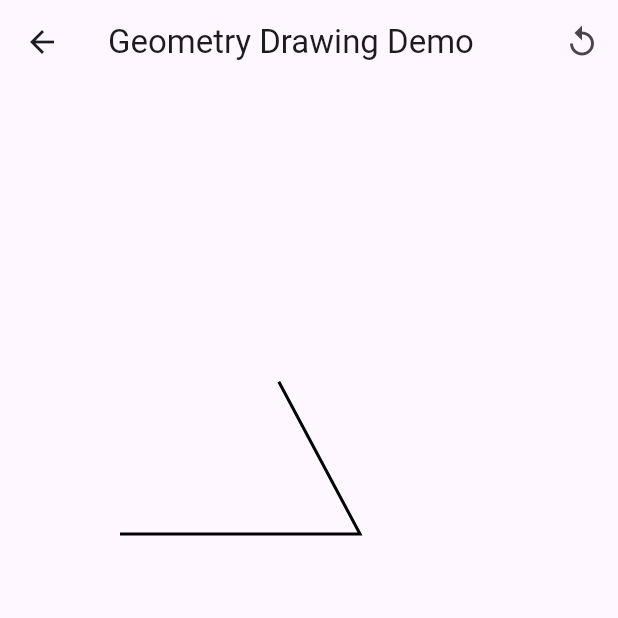
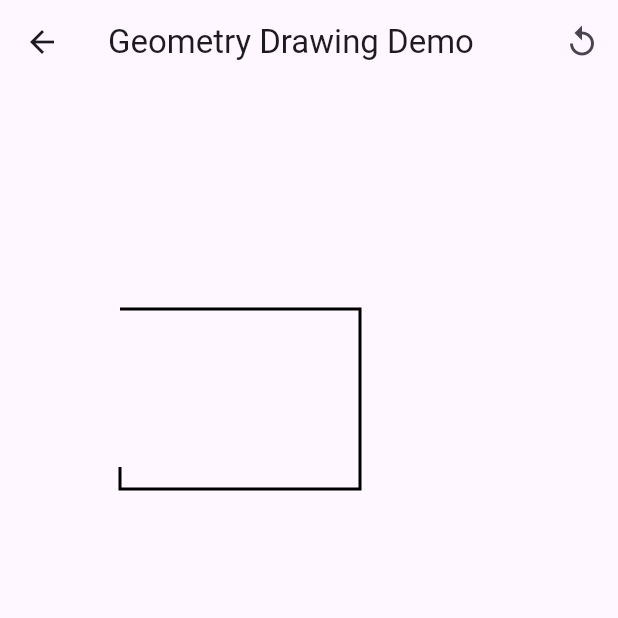
Before and after one commit to mediumPuppy/test, a Flutter app: the screen it shows once a user with an empty profile is signed in, in the side drawer, after a tap on "Geometry Drawing Demo", on a phone screen of 412 x 824 dp, the top half of it. Run offline on Flutter 3.47's test engine with Material 3 defaults, Android fonts, the light colour scheme and no system bars; our stand-ins replace cloud_firestore, firebase_auth, firebase_core, firebase_storage, flutter_dotenv, flutter_widget_from_html and 5 more; missing offline and left inert: flutter_math_fork, langchain, langchain_openai; accounts and stored records are empty.

Commit message:
almost complete writing

```diff
--- a/lib/data/geometry_drawing_spec.dart
+++ b/lib/data/geometry_drawing_spec.dart
@@ -3,93 +3,79 @@ const String geometryDrawingSpec = '''
   "instructions": {
     "timing": [
       {
-        "stage": "draw_triangle",
+        "stage": "draw_grid",
         "startTime": 0,
-        "endTime": 2,
-        "description": "Drawing the basic triangle."
+        "endTime": 3,
+        "description": "Draw the multiplication grid",
+        "easing": "linear"
       },
       {
-        "stage": "draw_angle_arc",
-        "startTime": 2,
-        "endTime": 3,
-        "description": "Drawing the angle arc at vertex A."
+        "stage": "draw_labels",
+        "startTime": 3,
+        "endTime": 6,
+        "description": "Label rows and columns",
+        "easing": "easeIn"
       },
       {
-        "stage": "label_vertices",
-        "startTime": 3,
-        "endTime": 4,
-        "description": "Labeling the vertices A, B, and C."
-      },
-      {
-        "stage": "label_angle",
-        "startTime": 4,
-        "endTime": 5,
-        "description": "Labeling the angle measure at vertex A."
+        "stage": "draw_result",
+        "startTime": 6,
+        "endTime": 9,
+        "description": "Show multiplication result",
+        "easing": "easeOut"
       }
     ],
     "drawing": {
       "shapes": [
         {
-          "id": "draw_triangle",
-          "path": "moveTo(80,300) lineTo(240,300) lineTo(160,150) close()",
+          "id": "draw_grid",
+          "vertices": [
+            { "x": 80, "y": 150 },
+            { "x": 240, "y": 150 },
+            { "x": 240, "y": 270 },
+            { "x": 80, "y": 270 }
+          ],
+          "path": "moveTo(80,150) lineTo(240,150) lineTo(240,270) lineTo(80,270) close() moveTo(120,150) lineTo(120,270) moveTo(160,150) lineTo(160,270) moveTo(200,150) lineTo(200,270) moveTo(80,190) lineTo(240,190) moveTo(80,230) lineTo(240,230)",
           "style": "stroke",
+          "strokeWidth": 2,
           "color": "#000000",
-          "strokeWidth": 2.0,
-          "fadeInRange": [0, 2]
-        },
-        {
-          "id": "draw_angle_arc",
-          "path": "moveTo(80,300) arcTo(50,270,60,60,0,1.0,false)",
-          "style": "stroke",
-          "color": "#FF0000",
-          "strokeWidth": 2.0,
-          "fadeInRange": [2, 3]
+          "fadeInRange": [0, 3]
         }
       ],
       "labels": [
         {
-          "id": "label_A",
-          "text": "a",
-          "position": {"x": 60, "y": 280},
-          "color": "#0000FF",
-          "fadeInRange": [3, 4],
+          "id": "draw_labels_rows",
+          "text": "3 rows",
+          "position": { "x": 50, "y": 210 },
+          "color": "#ff0000",
+          "fadeInRange": [3, 6],
           "handwritten": true
         },
         {
-          "id": "label_B",
-          "text": "b",
-          "position": {"x": 250, "y": 310},
-          "color": "#0000FF",
-          "fadeInRange": [3, 4],
+          "id": "draw_labels_cols",
+          "text": "4 columns",
+          "position": { "x": 160, "y": 130 },
+          "color": "#ff0000",
+          "fadeInRange": [3, 6],
           "handwritten": true
         },
         {
-          "id": "label_C",
-          "text": "c",
-          "position": {"x": 150, "y": 140},
-          "color": "#0000FF",
-          "fadeInRange": [3, 4],
-          "handwritten": true
-        },
-        {
-          "id": "label_angle",
-          "text": "here is a short",
-          "position": {"x": 45, "y": 350},
-          "color": "#008000",
-          "fadeInRange": [4, 5],
+          "id": "draw_result",
+          "text": "3 x 4 = 1 2",
+          "position": { "x": 160, "y": 300 },
+          "color": "#0000ff",
+          "fadeInRange": [6, 9],
           "handwritten": true
         }
       ]
     },
     "speech": {
-      "script": "We are examining a basic triangle with vertices A, B, and C. The red arc illustrates the angle at vertex A, which measures approximately 60 degrees.",
+      "script": "Multiplication is repeated addition. Here, 3 rows of 4 make 12. See how grouping helps simplify math.",
       "pacing": {
-        "initialDelay": 1.0,
-        "betweenStages": 1.0,
-        "finalDelay": 1.0
+        "initialDelay": 0.5,
+        "betweenStages": 0.5,
+        "finalDelay": 1
       }
     }
   }
 }
-
 ''';
--- a/lib/utils/handwriting_util.dart
+++ b/lib/utils/handwriting_util.dart
@@ -44,7 +44,7 @@ List<DrawingCommand> generateHandwrittenCommands(
           x = startOffset.dx;
           break;
         default:
-          x += 18;
+          x += 20;
       }
     }
   }
@@ -410,33 +410,36 @@ List<DrawingCommand> _generateDigitCommands(String char, double x, double y,
     case 'e':
       // Start at the right side of the top curve
       commands.add(DrawingCommand(
-          type: 'moveTo', params: {'x': x + 18.0, 'y': y + 10.0}));
+          type: 'moveTo',
+          params: {'x': x + 18.0, 'y': y + 8.0})); // Up from y + 10.0
 
       // Draw top half of 'e' - curves from right to left
       commands.add(DrawingCommand(type: 'cubicTo', params: {
-        'controlX1': x + 18.0, // First control point X - starts at right edge
-        'controlY1': y + 1.0, // First control point Y - near the top
-        'controlX2': x + 3.0, // Second control point X - at left edge
-        'controlY2': y + 1.0, // Second control point Y - also near the top
-        'endX': x + 3.0, // End point X - finishes at left edge
-        'endY': y + 10.0, // End point Y - at middle height
+        'controlX1': x + 18.0,
+        'controlY1': y - 1.0, // Up from y + 1.0
+        'controlX2': x + 3.0,
+        'controlY2': y - 1.0, // Up from y + 1.0
+        'endX': x + 3.0,
+        'endY': y + 8.0, // Up from y + 10.0
       }));
 
       // Draw bottom half of 'e' - curves back from left to right
       commands.add(DrawingCommand(type: 'cubicTo', params: {
-        'controlX1': x + 3.0, // First control point X - starts at left edge
-        'controlY1': y + 19.0, // First control point Y - pulls curve down
-        'controlX2': x + 18.0, // Second control point X - at right edge
-        'controlY2': y + 19.0, // Second control point Y - pulls curve down
-        'endX': x + 17.0, // End point X - finishes at right edge
-        'endY': y + 13.0, // End point Y - connects back to middle height
+        'controlX1': x + 3.0,
+        'controlY1': y + 17.0, // Up from y + 19.0
+        'controlX2': x + 18.0,
+        'controlY2': y + 17.0, // Up from y + 19.0
+        'endX': x + 17.0,
+        'endY': y + 11.0, // Up from y + 13.0
       }));
 
       // Add the middle horizontal line that characterizes the 'e'
       commands.add(DrawingCommand(
-          type: 'moveTo', params: {'x': x + 3.0, 'y': y + 10.0}));
+          type: 'moveTo',
+          params: {'x': x + 3.0, 'y': y + 8.0})); // Up from y + 10.0
       commands.add(DrawingCommand(
-          type: 'lineTo', params: {'x': x + 18.0, 'y': y + 10.0}));
+          type: 'lineTo',
+          params: {'x': x + 18.0, 'y': y + 8.0})); // Up from y + 10.0
       break;
     case 'f':
       // Draw the top curve starting from left edge
```
